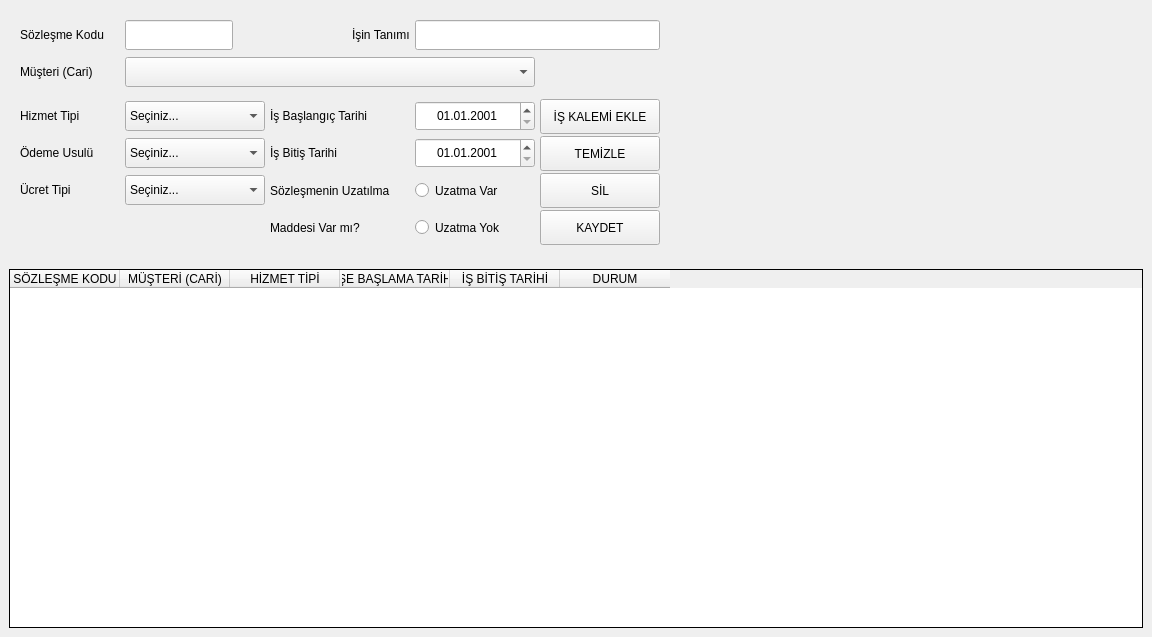
This is ui/ui_files/contracts_window.ui in AyhanErcan70/SATTUP as Qt 5 draws it before an edit. The edited form follows.
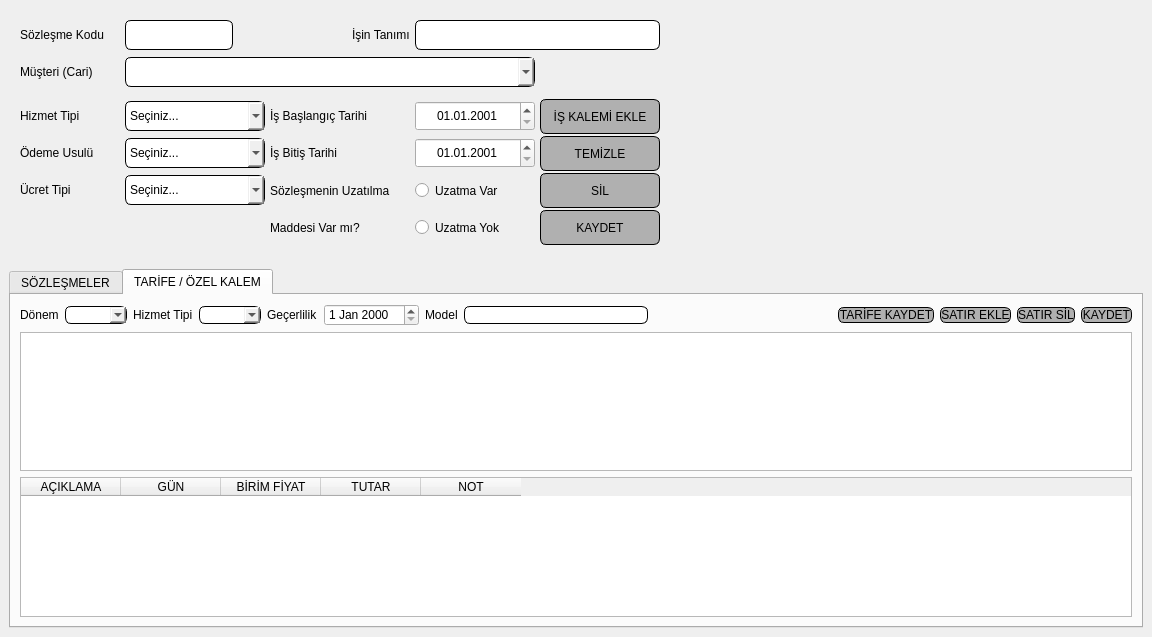
This is the edited form. The open tabs and pages were chosen to show the change.

Commit message: Tarife tab + special items + offline warning fix

```diff
--- a/ui/ui_files/contracts_window.ui
+++ b/ui/ui_files/contracts_window.ui
@@ -13,6 +13,25 @@
   <property name="windowTitle">
    <string>Form</string>
   </property>
+  <property name="styleSheet">
+   <string notr="true">QWidget#main_form QPushButton, QLineEdit, QComboBox{
+
+border :1px solid black;
+border-radius: 6px;
+}
+QWidget#main_form QPushButton{
+background-color: #b0b0b0;
+}
+QWidget#main_form QPushButton:hover{
+border:2px solid black;
+padding-top: 4px;
+font-weight: bold;
+}
+QWidget#main_form QPushButton:pressed{
+background-color: #7e7e7e;
+border-color: red;
+}</string>
+  </property>
   <layout class="QGridLayout" name="gridLayout_4">
    <property name="leftMargin">
     <number>0</number>
@@ -813,6 +832,16 @@
      </property>
      <layout class="QGridLayout" name="gridLayout_3">
       <item row="0" column="0">
+       <widget class="QTabWidget" name="tab_contracts">
+        <property name="currentIndex">
+         <number>0</number>
+        </property>
+        <widget class="QWidget" name="tab_list">
+         <attribute name="title">
+          <string>SÖZLEŞMELER</string>
+         </attribute>
+         <layout class="QGridLayout" name="gridLayout_tab_list">
+          <item row="0" column="0">
        <widget class="QTableWidget" name="table_View">
         <property name="frameShape">
          <enum>QFrame::Shape::Box</enum>
@@ -865,6 +894,138 @@
           <string>DURUM</string>
          </property>
         </column>
+           </widget>
+          </item>
+         </layout>
+        </widget>
+        <widget class="QWidget" name="tab_tarife">
+         <attribute name="title">
+          <string>TARİFE / ÖZEL KALEM</string>
+         </attribute>
+         <layout class="QGridLayout" name="gridLayout_tab_tarife">
+          <item row="0" column="0">
+           <layout class="QGridLayout" name="gridLayout_tarife_filters">
+            <item row="0" column="0">
+             <widget class="QLabel" name="lbl_tarife_period">
+              <property name="text">
+               <string>Dönem</string>
+              </property>
+             </widget>
+            </item>
+            <item row="0" column="1">
+             <widget class="QComboBox" name="cmb_tarife_period"/>
+            </item>
+            <item row="0" column="2">
+             <widget class="QLabel" name="lbl_tarife_service_type">
+              <property name="text">
+               <string>Hizmet Tipi</string>
+              </property>
+             </widget>
+            </item>
+            <item row="0" column="3">
+             <widget class="QComboBox" name="cmb_tarife_service_type"/>
+            </item>
+            <item row="0" column="4">
+             <widget class="QLabel" name="lbl_tarife_effective_from">
+              <property name="text">
+               <string>Geçerlilik</string>
+              </property>
+             </widget>
+            </item>
+            <item row="0" column="5">
+             <widget class="QDateEdit" name="date_tarife_effective_from"/>
+            </item>
+            <item row="0" column="6">
+             <widget class="QLabel" name="lbl_tarife_pricing_model">
+              <property name="text">
+               <string>Model</string>
+              </property>
+             </widget>
+            </item>
+            <item row="0" column="7">
+             <widget class="QLineEdit" name="txt_tarife_pricing_model">
+              <property name="readOnly">
+               <bool>true</bool>
+              </property>
+             </widget>
+            </item>
+            <item row="0" column="8">
+             <spacer name="horizontalSpacer_tarife">
+              <property name="orientation">
+               <enum>Qt::Orientation::Horizontal</enum>
+              </property>
+              <property name="sizeHint" stdset="0">
+               <size>
+                <width>40</width>
+                <height>20</height>
+               </size>
+              </property>
+             </spacer>
+            </item>
+            <item row="0" column="9">
+             <widget class="QPushButton" name="btn_tarife_save">
+              <property name="text">
+               <string>TARİFE KAYDET</string>
+              </property>
+             </widget>
+            </item>
+            <item row="0" column="10">
+             <widget class="QPushButton" name="btn_special_add">
+              <property name="text">
+               <string>SATIR EKLE</string>
+              </property>
+             </widget>
+            </item>
+            <item row="0" column="11">
+             <widget class="QPushButton" name="btn_special_delete">
+              <property name="text">
+               <string>SATIR SİL</string>
+              </property>
+             </widget>
+            </item>
+            <item row="0" column="12">
+             <widget class="QPushButton" name="btn_special_save">
+              <property name="text">
+               <string>KAYDET</string>
+              </property>
+             </widget>
+            </item>
+           </layout>
+          </item>
+          <item row="1" column="0">
+           <widget class="QTableWidget" name="tbl_tarife_prices"/>
+          </item>
+          <item row="2" column="0">
+           <widget class="QTableWidget" name="tbl_special_items">
+            <column>
+             <property name="text">
+              <string>AÇIKLAMA</string>
+             </property>
+            </column>
+            <column>
+             <property name="text">
+              <string>GÜN</string>
+             </property>
+            </column>
+            <column>
+             <property name="text">
+              <string>BİRİM FİYAT</string>
+             </property>
+            </column>
+            <column>
+             <property name="text">
+              <string>TUTAR</string>
+             </property>
+            </column>
+            <column>
+             <property name="text">
+              <string>NOT</string>
+             </property>
+            </column>
+           </widget>
+          </item>
+         </layout>
+        </widget>
        </widget>
       </item>
      </layout>
```
Lines whose indentation alone changed are shown as unchanged. The commit also changes 4 other files.
